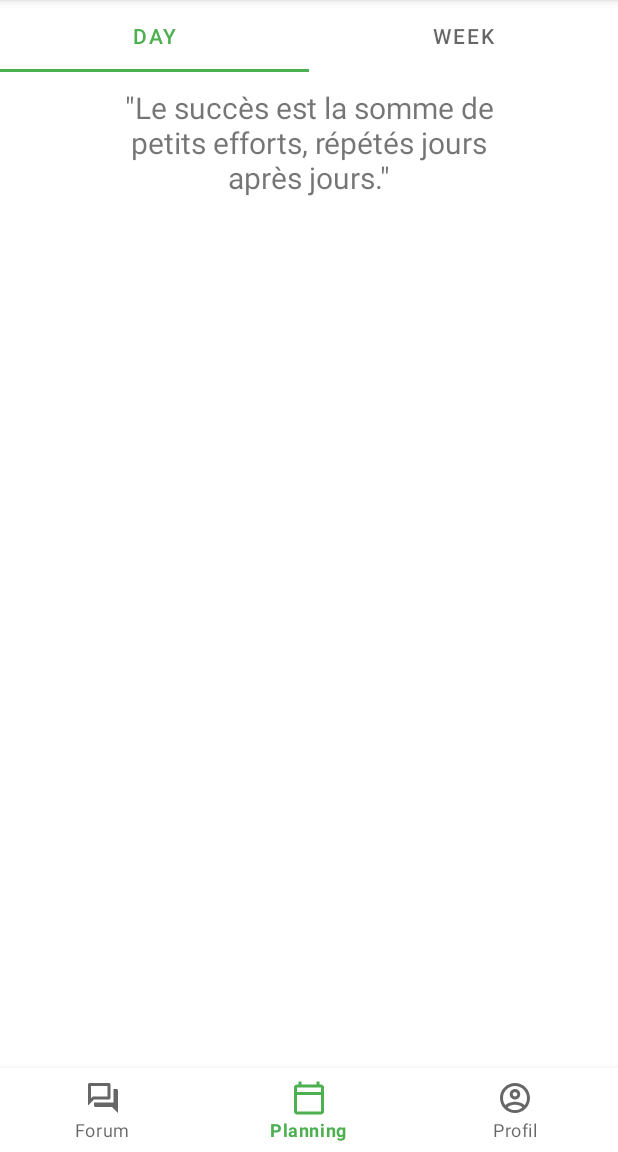
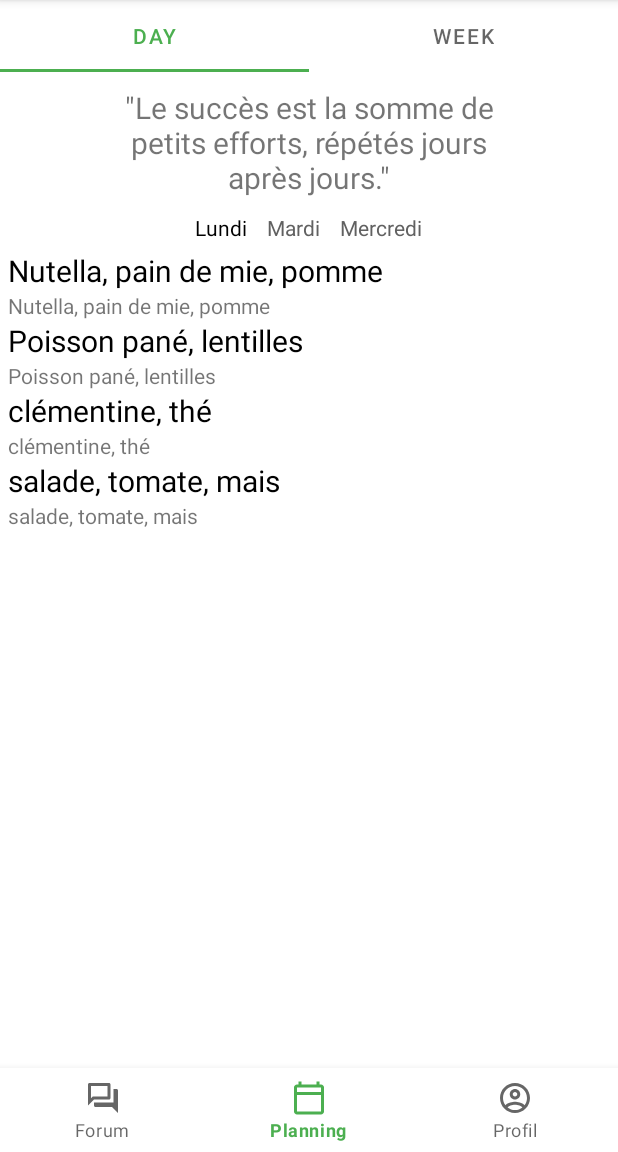
Before and after one commit to Mattheex/Ambrosia, an Android app: the screen it shows after launch (MainActivity), on a phone screen of 412 x 824 dp, the part 84-1236 px from its top. Run offline under Robolectric (Android 15) with nearby library versions, the phone set to English and light mode, and no system bars.

Commit message:
Navigation jours

```diff
--- a/app/src/main/java/com/example/ambrosia/MainActivity.java
+++ b/app/src/main/java/com/example/ambrosia/MainActivity.java
@@ -1,6 +1,7 @@
 package com.example.ambrosia;
 
 import android.annotation.SuppressLint;
+import android.os.Build;
 import android.os.Bundle;
 import android.util.Log;
 
--- a/app/src/main/java/com/example/ambrosia/Planning.java
+++ b/app/src/main/java/com/example/ambrosia/Planning.java
@@ -11,7 +11,7 @@ import androidx.fragment.app.Fragment;
 import androidx.fragment.app.FragmentPagerAdapter;
 import androidx.viewpager.widget.ViewPager;
 
-import com.example.ambrosia.planning.Day;
+import com.example.ambrosia.planning.Days;
 import com.example.ambrosia.planning.Week;
 import com.google.android.material.tabs.TabLayout;
 
@@ -24,7 +24,7 @@ public class Planning extends Fragment {
     public void onViewCreated(@NonNull View view, @Nullable Bundle savedInstanceState) {
         VPAdapter vpAdapter = new VPAdapter(getChildFragmentManager(),
                 FragmentPagerAdapter.BEHAVIOR_RESUME_ONLY_CURRENT_FRAGMENT);
-        vpAdapter.addTab(new Day(), "Day");
+        vpAdapter.addTab(new Days(), "Day");
         vpAdapter.addTab(new Week(), "Week");
 
         ViewPager viewPager = view.findViewById(R.id.pager);
--- a/app/src/main/java/com/example/ambrosia/planning/Day.java
+++ b/app/src/main/java/com/example/ambrosia/planning/Day.java
@@ -1,29 +1,23 @@
 package com.example.ambrosia.planning;
 
 import android.os.Bundle;
-
-import androidx.annotation.NonNull;
-import androidx.annotation.Nullable;
-import androidx.fragment.app.Fragment;
-import androidx.viewpager.widget.ViewPager;
-
 import android.view.LayoutInflater;
 import android.view.View;
 import android.view.ViewGroup;
 
+import androidx.fragment.app.Fragment;
+
 import com.example.ambrosia.R;
-import com.example.ambrosia.VPAdapter;
 
-
+/**
+ * A simple {@link Fragment} subclass.
+ */
 public class Day extends Fragment {
 
     @Override
     public View onCreateView(LayoutInflater inflater, ViewGroup container,
                              Bundle savedInstanceState) {
+        // Inflate the layout for this fragment
         return inflater.inflate(R.layout.fragment_day, container, false);
     }
-
-    @Override
-    public void onViewCreated(@NonNull View view, @Nullable Bundle savedInstanceState) {
-    }
 }
--- /dev/null
+++ b/app/src/main/java/com/example/ambrosia/planning/DayAdapter.java
@@ -0,0 +1,60 @@
+package com.example.ambrosia.planning;
+
+import android.view.LayoutInflater;
+import android.view.View;
+import android.view.ViewGroup;
+import android.widget.TextView;
+
+import androidx.annotation.NonNull;
+import androidx.recyclerview.widget.RecyclerView;
+
+import com.example.ambrosia.R;
+
+import java.util.List;
+
+public class DayAdapter extends RecyclerView.Adapter<DayAdapter.DayViewHolder> {
+
+    private final List<DayItems> dayList;
+
+    public DayAdapter(List<DayItems> dayList) {
+        this.dayList = dayList;
+    }
+
+    @NonNull
+    @Override
+    public DayViewHolder onCreateViewHolder(@NonNull ViewGroup parent, int viewType) {
+        return new DayViewHolder(LayoutInflater.from(parent.getContext()).inflate(
+                R.layout.fragment_day, parent, false
+        ));
+    }
+
+    @Override
+    public void onBindViewHolder(@NonNull DayViewHolder holder, int position) {
+        holder.setDayData(dayList.get(position));
+    }
+
+    @Override
+    public int getItemCount() {
+        return dayList.size();
+    }
+
+    class DayViewHolder extends RecyclerView.ViewHolder {
+
+        private final TextView dejText, midiText, goutText, dinerText;
+
+        public DayViewHolder(@NonNull View itemView) {
+            super(itemView);
+            dejText = itemView.findViewById(R.id.dejeuner);
+            midiText = itemView.findViewById(R.id.midi);
+            goutText = itemView.findViewById(R.id.gouter);
+            dinerText = itemView.findViewById(R.id.diner);
+        }
+
+        void setDayData(DayItems dayData) {
+            dejText.setText(dayData.getDej());
+            midiText.setText(dayData.getMidi());
+            goutText.setText(dayData.getGouter());
+            dinerText.setText(dayData.getDiner());
+        }
+    }
+}
--- /dev/null
+++ b/app/src/main/java/com/example/ambrosia/planning/DayItems.java
@@ -0,0 +1,40 @@
+package com.example.ambrosia.planning;
+
+public class DayItems {
+    private String dej;
+    private String midi;
+    private String gouter;
+    private String diner;
+
+    public String getDej() {
+        return dej;
+    }
+
+    public void setDej(String dej) {
+        this.dej = dej;
+    }
+
+    public String getMidi() {
+        return midi;
+    }
+
+    public void setMidi(String midi) {
+        this.midi = midi;
+    }
+
+    public String getDiner() {
+        return diner;
+    }
+
+    public void setDiner(String diner) {
+        this.diner = diner;
+    }
+
+    public String getGouter() {
+        return gouter;
+    }
+
+    public void setGouter(String gouter) {
+        this.gouter = gouter;
+    }
+}
--- /dev/null
+++ b/app/src/main/java/com/example/ambrosia/planning/Days.java
@@ -0,0 +1,103 @@
+package com.example.ambrosia.planning;
+
+import android.graphics.Color;
+import android.os.Bundle;
+import android.view.LayoutInflater;
+import android.view.View;
+import android.view.ViewGroup;
+import android.widget.LinearLayout;
+import android.widget.TextView;
+
+import androidx.annotation.NonNull;
+import androidx.annotation.Nullable;
+import androidx.fragment.app.Fragment;
+import androidx.viewpager2.widget.ViewPager2;
+
+import com.example.ambrosia.R;
+
+import java.util.ArrayList;
+import java.util.List;
+
+
+public class Days extends Fragment {
+
+    DayAdapter dayAdapter;
+    LinearLayout linearLayout;
+
+    @Override
+    public View onCreateView(LayoutInflater inflater, ViewGroup container,
+                             Bundle savedInstanceState) {
+        return inflater.inflate(R.layout.fragment_days, container, false);
+    }
+
+    @Override
+    public void onViewCreated(@NonNull View view, @Nullable Bundle savedInstanceState) {
+        List<DayItems> dayItemsList = new ArrayList<>();
+        DayItems dayItems = new DayItems();
+
+        dayItems.setDej("Nutella, pain de mie, pomme");
+        dayItems.setMidi("Poisson pané, lentilles");
+        dayItems.setGouter("clémentine, thé");
+        dayItems.setDiner("salade, tomate, mais");
+        dayItemsList.add(dayItems);
+
+        dayItems = new DayItems();
+        dayItems.setDej("pom'pote");
+        dayItems.setMidi("burger sale");
+        dayItems.setGouter("tartine confiture fraise");
+        dayItems.setDiner("ptit salade");
+        dayItemsList.add(dayItems);
+
+        dayItems = new DayItems();
+        dayItems.setDej("oeufs");
+        dayItems.setMidi("wraps thon");
+        dayItems.setGouter("verre de lait");
+        dayItems.setDiner("tomate cerise");
+        dayItemsList.add(dayItems);
+
+        dayAdapter = new DayAdapter(dayItemsList);
+
+        linearLayout = view.findViewById(R.id.linearLayoutDays);
+
+        ViewPager2 viewPager2 = view.findViewById(R.id.pager2);
+        viewPager2.setAdapter(dayAdapter);
+
+        setupDaysIndicator();
+        setCurrentDay(0);
+
+        viewPager2.registerOnPageChangeCallback(new ViewPager2.OnPageChangeCallback() {
+            @Override
+            public void onPageSelected(int position) {
+                super.onPageSelected(position);
+                setCurrentDay(position);
+            }
+        });
+    }
+
+    private void setupDaysIndicator() {
+        TextView[] days = new TextView[dayAdapter.getItemCount()];
+        LinearLayout.LayoutParams layoutParams = new LinearLayout.LayoutParams(
+                ViewGroup.LayoutParams.WRAP_CONTENT, ViewGroup.LayoutParams.WRAP_CONTENT
+        );
+        layoutParams.setMargins(10, 0, 10, 0);
+        String[] daysName = {"Lundi", "Mardi", "Mercredi", "Jeudi"};
+        for (int i = 0; i < days.length; i++) {
+            days[i] = new TextView(getContext());
+            days[i].setText(daysName[i]);
+            days[i].setLayoutParams(layoutParams);
+            linearLayout.addView(days[i]);
+        }
+    }
+
+    private void setCurrentDay(int index) {
+       int childCount = linearLayout.getChildCount();
+       for(int i = 0;i<childCount;i++){
+           TextView textView = (TextView) linearLayout.getChildAt(i);
+           if(i == index){
+               textView.setTextColor(Color.parseColor("#000000"));
+           } else {
+               textView.setTextColor(Color.parseColor("#616161"));
+           }
+       }
+    }
+}
--- /dev/null
+++ b/app/src/main/res/layout/active_text.xml
@@ -0,0 +1,6 @@
+<?xml version="1.0" encoding="utf-8"?>
+<androidx.constraintlayout.widget.ConstraintLayout xmlns:android="http://schemas.android.com/apk/res/android"
+    android:layout_width="match_parent"
+    android:layout_height="match_parent">
+
+</androidx.constraintlayout.widget.ConstraintLayout>
--- a/app/src/main/res/layout/fragment_day.xml
+++ b/app/src/main/res/layout/fragment_day.xml
@@ -1,20 +1,89 @@
 <?xml version="1.0" encoding="utf-8"?>
-<FrameLayout xmlns:android="http://schemas.android.com/apk/res/android"
+<LinearLayout xmlns:android="http://schemas.android.com/apk/res/android"
     xmlns:tools="http://schemas.android.com/tools"
     android:layout_width="match_parent"
     android:layout_height="match_parent"
+    android:layout_margin="5dp"
+    android:orientation="vertical"
     tools:context=".planning.Day">
 
-    <TextView
-        android:id="@+id/motivQuoteText"
+    <LinearLayout
         android:layout_width="match_parent"
-        android:layout_height="match_parent"
-        android:layout_marginStart="70dp"
-        android:layout_marginTop="10dp"
-        android:layout_marginEnd="70dp"
-        android:layout_marginBottom="10dp"
-        android:text='"Le succès est la somme de petits efforts, répétés jours après jours."'
-        android:textAlignment="center"
-        android:textSize="20sp" />
+        android:layout_height="wrap_content"
+        android:orientation="vertical">
 
-</FrameLayout>
+        <TextView
+            android:id="@+id/dejeuner"
+            android:layout_width="match_parent"
+            android:layout_height="wrap_content"
+            android:text="Petit-déjeuner"
+            android:textColor="#000000"
+            android:textSize="20sp" />
+
+        <TextView
+            android:id="@+id/descriptionDej"
+            android:layout_width="match_parent"
+            android:layout_height="wrap_content"
+            android:text="Nutella, pain de mie, pomme" />
+    </LinearLayout>
+
+    <LinearLayout
+        android:layout_width="match_parent"
+        android:layout_height="wrap_content"
+        android:orientation="vertical">
+
+        <TextView
+            android:id="@+id/midi"
+            android:layout_width="match_parent"
+            android:layout_height="wrap_content"
+            android:text="Midi"
+            android:textColor="#000000"
+            android:textSize="20sp" />
+
+        <TextView
+            android:id="@+id/descriptionMidi"
+            android:layout_width="match_parent"
+            android:layout_height="wrap_content"
+            android:text="Poisson pané, lentilles" />
+    </LinearLayout>
+
+    <LinearLayout
+        android:layout_width="match_parent"
+        android:layout_height="wrap_content"
+        android:orientation="vertical">
+
+        <TextView
+            android:id="@+id/gouter"
+            android:layout_width="match_parent"
+            android:layout_height="wrap_content"
+            android:text="Goûter"
+            android:textColor="#000000"
+            android:textSize="20sp" />
+
+        <TextView
+            android:id="@+id/descriptionGout"
+            android:layout_width="match_parent"
+            android:layout_height="wrap_content"
+            android:text="clémentine, thé" />
+    </LinearLayout>
+
+    <LinearLayout
+        android:layout_width="match_parent"
+        android:layout_height="wrap_content"
+        android:orientation="vertical">
+
+        <TextView
+            android:id="@+id/diner"
+            android:layout_width="match_parent"
+            android:layout_height="wrap_content"
+            android:text="Repas du soir"
+            android:textColor="#000000"
+            android:textSize="20sp" />
+
+        <TextView
+            android:id="@+id/descriptionDiner"
+            android:layout_width="match_parent"
+            android:layout_height="wrap_content"
+            android:text="salade, tomate, mais" />
+    </LinearLayout>
+</LinearLayout>
--- /dev/null
+++ b/app/src/main/res/layout/fragment_days.xml
@@ -0,0 +1,43 @@
+<?xml version="1.0" encoding="utf-8"?>
+<FrameLayout xmlns:android="http://schemas.android.com/apk/res/android"
+    xmlns:tools="http://schemas.android.com/tools"
+    android:layout_width="match_parent"
+    android:layout_height="match_parent"
+    tools:context=".planning.Days">
+
+    <LinearLayout
+        android:layout_width="match_parent"
+        android:layout_height="match_parent"
+        android:orientation="vertical">
+
+        <TextView
+            android:id="@+id/motivQuoteText"
+            android:layout_width="match_parent"
+            android:layout_height="wrap_content"
+            android:layout_marginStart="70dp"
+            android:layout_marginTop="10dp"
+            android:layout_marginEnd="70dp"
+            android:layout_marginBottom="10dp"
+            android:text='"Le succès est la somme de petits efforts, répétés jours après jours."'
+            android:textAlignment="center"
+            android:textSize="20sp" />
+
+        <LinearLayout
+            android:layout_width="match_parent"
+            android:layout_height="wrap_content"
+            android:gravity="center"
+            android:orientation="horizontal"
+            android:id="@+id/linearLayoutDays">
+
+
+        </LinearLayout>
+
+        <androidx.viewpager2.widget.ViewPager2
+            android:id="@+id/pager2"
+            android:layout_width="match_parent"
+            android:layout_height="match_parent"
+            android:layout_below="@+id/tabLayout" />
+
+    </LinearLayout>
+
+</FrameLayout>
--- a/build.gradle
+++ b/build.gradle
@@ -5,7 +5,7 @@ buildscript {
         mavenCentral()
     }
     dependencies {
-        classpath "com.android.tools.build:gradle:7.0.4"
+        classpath 'com.android.tools.build:gradle:7.1.2'
 
         // NOTE: Do not place your application dependencies here; they belong
         // in the individual module build.gradle files
```
Also changed, not shown: gradle/wrapper/gradle-wrapper.properties.
